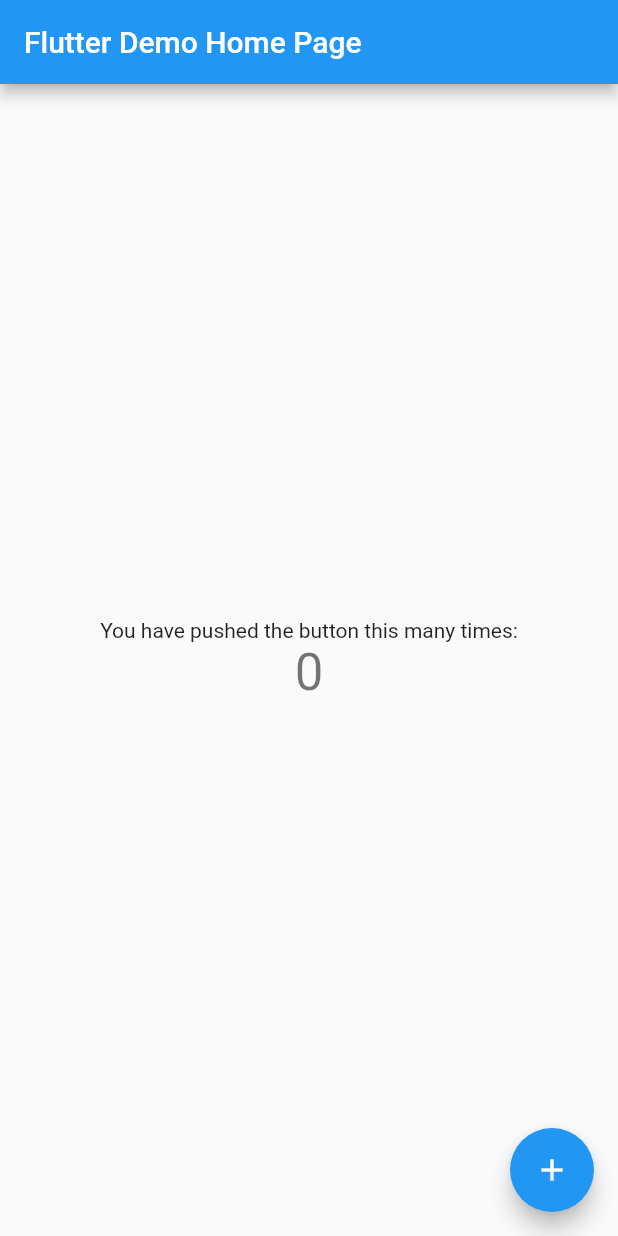
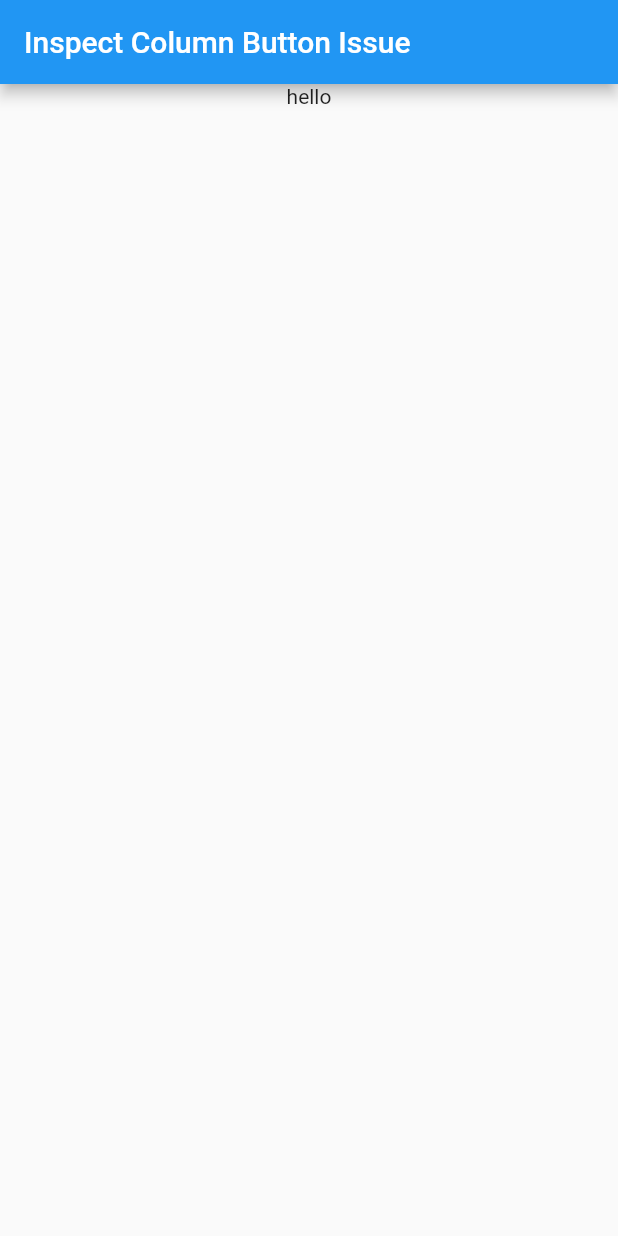
Before and after one commit to ashtonthomas/flutter_inspect_column_button_issue, a Flutter app: the screen it shows after launch, on a phone screen of 412 x 824 dp. Run offline on Flutter 3.47's test engine with Material 2 defaults, Android fonts, the phone set to English and light mode, and no system bars.

Commit message:
clean up starter code

```diff
--- a/lib/main.dart
+++ b/lib/main.dart
@@ -3,38 +3,20 @@ import 'package:flutter/material.dart';
 void main() => runApp(new MyApp());
 
 class MyApp extends StatelessWidget {
-  // This widget is the root of your application.
   @override
   Widget build(BuildContext context) {
     return new MaterialApp(
-      title: 'Flutter Demo',
+      title: 'Inspect Column Button Issue',
       theme: new ThemeData(
-        // This is the theme of your application.
-        //
-        // Try running your application with "flutter run". You'll see the
-        // application has a blue toolbar. Then, without quitting the app, try
-        // changing the primarySwatch below to Colors.green and then invoke
-        // "hot reload" (press "r" in the console where you ran "flutter run",
-        // or press Run > Flutter Hot Reload in IntelliJ). Notice that the
-        // counter didn't reset back to zero; the application is not restarted.
         primarySwatch: Colors.blue,
       ),
-      home: new MyHomePage(title: 'Flutter Demo Home Page'),
+      home: new MyHomePage(title: 'Inspect Column Button Issue'),
     );
   }
 }
 
 class MyHomePage extends StatefulWidget {
   MyHomePage({Key key, this.title}) : super(key: key);
-
-  // This widget is the home page of your application. It is stateful, meaning
-  // that it has a State object (defined below) that contains fields that affect
-  // how it looks.
-
-  // This class is the configuration for the state. It holds the values (in this
-  // case the title) provided by the parent (in this case the App widget) and
-  // used by the build method of the State. Fields in a Widget subclass are
-  // always marked "final".
 
   final String title;
 
@@ -43,67 +25,20 @@ class MyHomePage extends StatefulWidget {
 }
 
 class _MyHomePageState extends State<MyHomePage> {
-  int _counter = 0;
-
-  void _incrementCounter() {
-    setState(() {
-      // This call to setState tells the Flutter framework that something has
-      // changed in this State, which causes it to rerun the build method below
-      // so that the display can reflect the updated values. If we changed
-      // _counter without calling setState(), then the build method would not be
-      // called again, and so nothing would appear to happen.
-      _counter++;
-    });
-  }
 
   @override
   Widget build(BuildContext context) {
-    // This method is rerun every time setState is called, for instance as done
-    // by the _incrementCounter method above.
-    //
-    // The Flutter framework has been optimized to make rerunning build methods
-    // fast, so that you can just rebuild anything that needs updating rather
-    // than having to individually change instances of widgets.
     return new Scaffold(
       appBar: new AppBar(
-        // Here we take the value from the MyHomePage object that was created by
-        // the App.build method, and use it to set our appbar title.
         title: new Text(widget.title),
       ),
       body: new Center(
-        // Center is a layout widget. It takes a single child and positions it
-        // in the middle of the parent.
         child: new Column(
-          // Column is also layout widget. It takes a list of children and
-          // arranges them vertically. By default, it sizes itself to fit its
-          // children horizontally, and tries to be as tall as its parent.
-          //
-          // Invoke "debug paint" (press "p" in the console where you ran
-          // "flutter run", or select "Toggle Debug Paint" from the Flutter tool
-          // window in IntelliJ) to see the wireframe for each widget.
-          //
-          // Column has various properties to control how it sizes itself and
-          // how it positions its children. Here we use mainAxisAlignment to
-          // center the children vertically; the main axis here is the vertical
-          // axis because Columns are vertical (the cross axis would be
-          // horizontal).
-          mainAxisAlignment: MainAxisAlignment.center,
           children: <Widget>[
-            new Text(
-              'You have pushed the button this many times:',
-            ),
-            new Text(
-              '$_counter',
-              style: Theme.of(context).textTheme.display1,
-            ),
+            Text("hello"),
           ],
         ),
       ),
-      floatingActionButton: new FloatingActionButton(
-        onPressed: _incrementCounter,
-        tooltip: 'Increment',
-        child: new Icon(Icons.add),
-      ), // This trailing comma makes auto-formatting nicer for build methods.
     );
   }
 }
```
Also changed, not shown: 1 other file.
